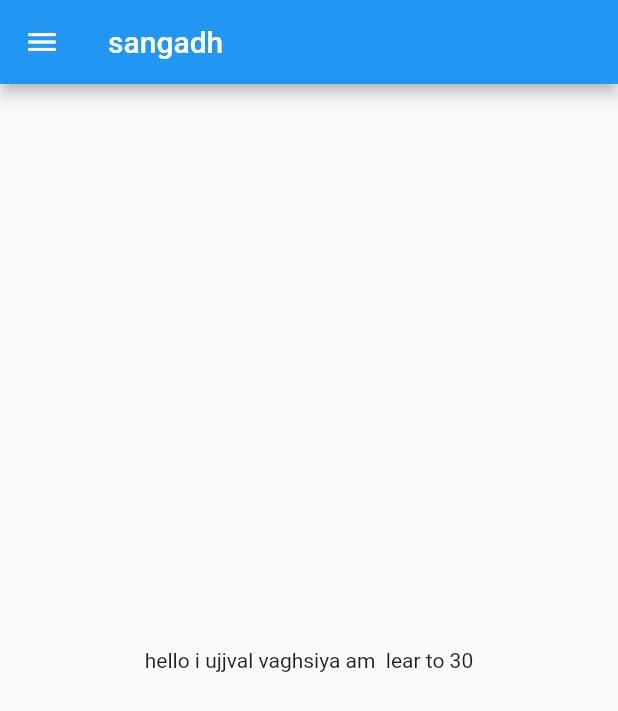
After one commit to Ujj9913/Ujj9913, a Flutter app: the screen it shows after launch, on a phone screen of 412 x 824 dp. The commit adds this screen. Shown: the top 711 px of the screen. Run offline on Flutter 3.47's test engine with Material 2 defaults, Android fonts, the light colour scheme and no system bars.

Commit message:
day3sesion1

```diff
--- /dev/null
+++ b/lib/activity/home_activity.dart
@@ -0,0 +1,21 @@
+
+
+import 'package:flutter/material.dart';
+
+class HomeActivity extends StatelessWidget {
+  const HomeActivity({Key? key}) : super(key: key);
+  final int days = 30;
+  final String name = "ujjval vaghsiya";
+  @override
+  Widget build(BuildContext context) {
+    return Scaffold(
+      appBar: AppBar(
+        title: const Text("sangadh"),
+      ),
+      body: Center(
+        child: Text("hello i $name am  lear to $days"),
+      ),
+      drawer: const Drawer(),
+    );
+  }
+}
--- a/lib/main.dart
+++ b/lib/main.dart
@@ -1,19 +1,21 @@
 import 'package:flutter/material.dart';
-import 'package:sangath/home_activity.dart';
+import 'package:sangath/activity/home_activity.dart';
+import 'package:flutter/widgets.dart';
 
 void main() {
-  runApp(MyApp());
+  runApp(const MyApp());
 }
 
 class MyApp extends StatelessWidget {
   const MyApp({Key? key}) : super(key: key);
 
+//  const MyApp({Key? key}) : super(key: key);
+
   @override
   Widget build(BuildContext context) {
-    int days = 30;
-    String name = "ujjval vaghsiya";
-    return MaterialApp(
-      home: home_page(),
+    return const MaterialApp(
+      home: HomeActivity(),
+      themeMode: ThemeMode.system,
     );
   }
 }
--- a/pubspec.yaml
+++ b/pubspec.yaml
@@ -34,6 +34,7 @@ dependencies:
   # The following adds the Cupertino Icons font to your application.
   # Use with the CupertinoIcons class for iOS style icons.
   cupertino_icons: ^1.0.2
+  test: ^1.17.10
 
 dev_dependencies:
   flutter_test:
```
Also changed, not shown: lib/home_activity.dart (deleted, +0 -24 lines), lib/tempCodeRunnerFile.dart (added), pubspec.lock.
